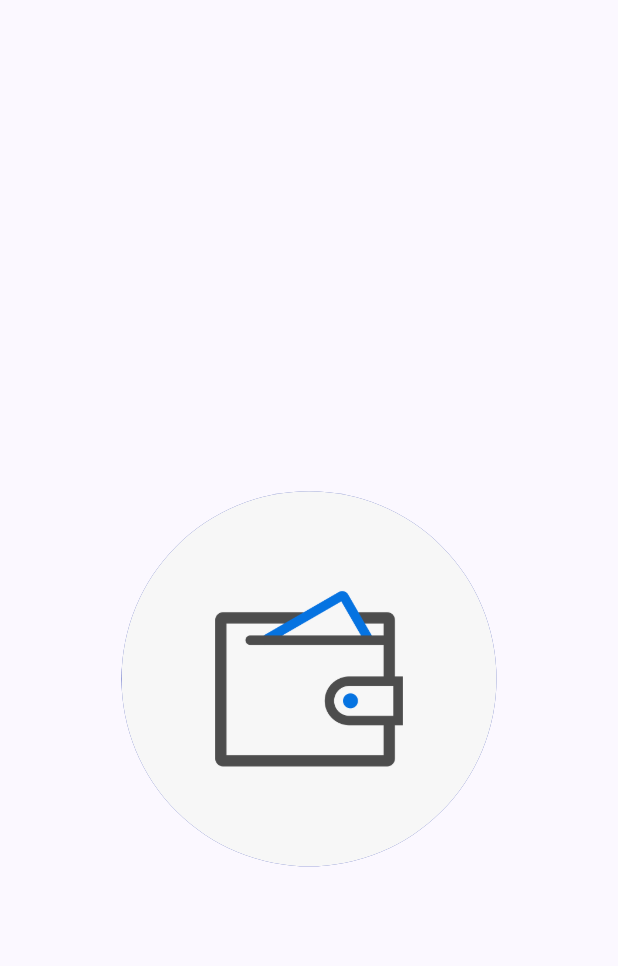
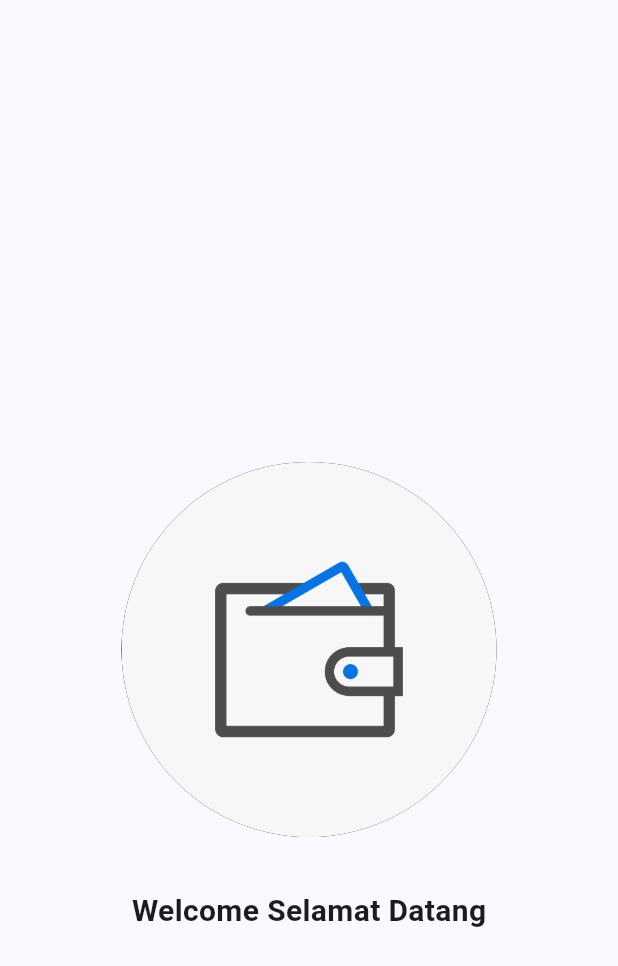
Before and after one commit to str122-xyz/Tugas-Week-6, a Flutter app: the screen it shows after launch, on a phone screen of 412 x 824 dp. Shown: the top 966 px of the screen. Run offline on Flutter 3.47's test engine with Material 3 defaults, Android fonts, the phone set to English and light mode, and no system bars.

Commit message:
menambahkan welcome title selamat datang

```diff
--- a/lib/screen/splash_screen_1.dart
+++ b/lib/screen/splash_screen_1.dart
@@ -19,12 +19,17 @@ class SplashScreen1 extends StatelessWidget {
               height: 250,
               decoration: BoxDecoration(
                 shape: BoxShape.circle,
-                color: Colors.indigo,
+                color: Colors.black,
                 image: DecorationImage(
                   image: AssetImage("assets/logo.png"),
                   fit: BoxFit.cover,
                 ),
               ),
+            ),
+            SizedBox(height: 10),
+            Text(
+              'Welcome Selamat Datang',
+              style: TextStyle(fontSize: 20.0, fontWeight: FontWeight.bold),
             ),
           ],
         ),
```
